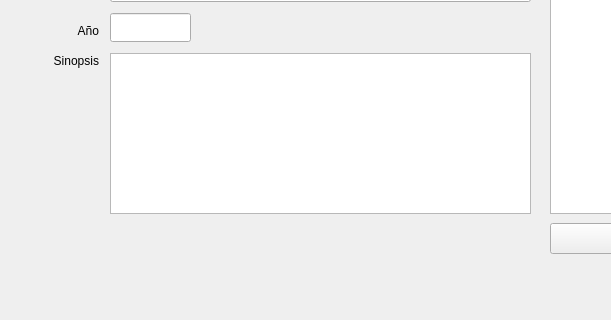
First picture: the form in mainmenu.ui, repository manuel-alcocer/fetchpostergui, before the edit; both pictures show x 0 to 611 and y 147 to 467 of the 800 by 467 pixel window.
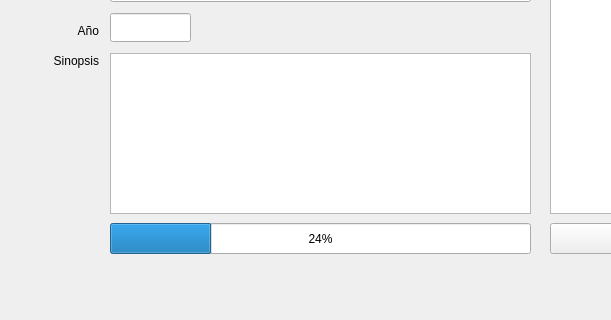
Second picture: the form after the edit.

Commit message: version con thread

Diff of the .ui file:
```diff
--- a/mainmenu.ui
+++ b/mainmenu.ui
@@ -186,6 +186,22 @@
      <string>Salir</string>
     </property>
    </widget>
+   <widget class="QProgressBar" name="progressBar">
+    <property name="enabled">
+     <bool>true</bool>
+    </property>
+    <property name="geometry">
+     <rect>
+      <x>110</x>
+      <y>370</y>
+      <width>421</width>
+      <height>31</height>
+     </rect>
+    </property>
+    <property name="value">
+     <number>24</number>
+    </property>
+   </widget>
   </widget>
   <widget class="QStatusBar" name="statusbar"/>
  </widget>
```
The commit also changes 2 other files.
